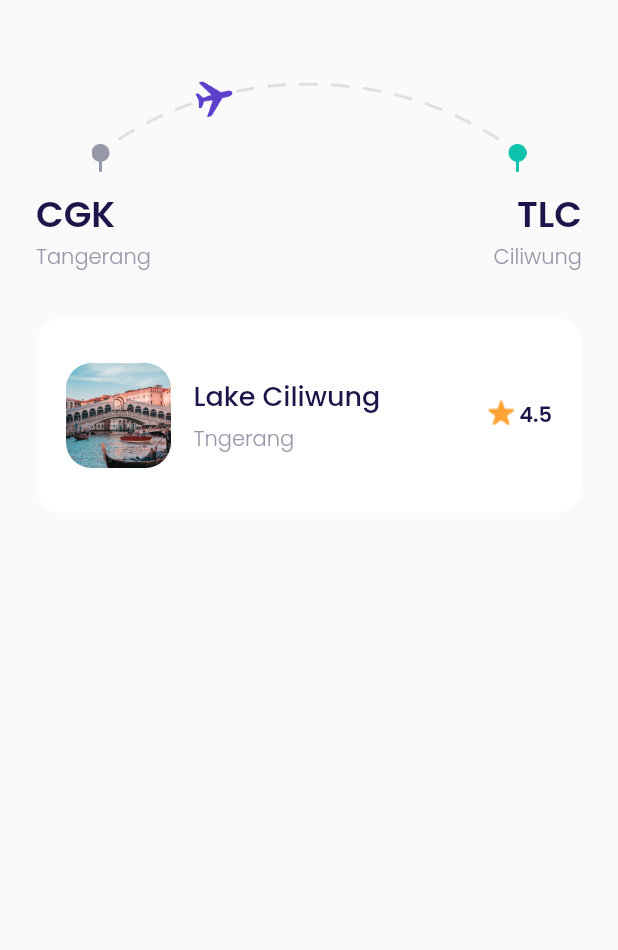
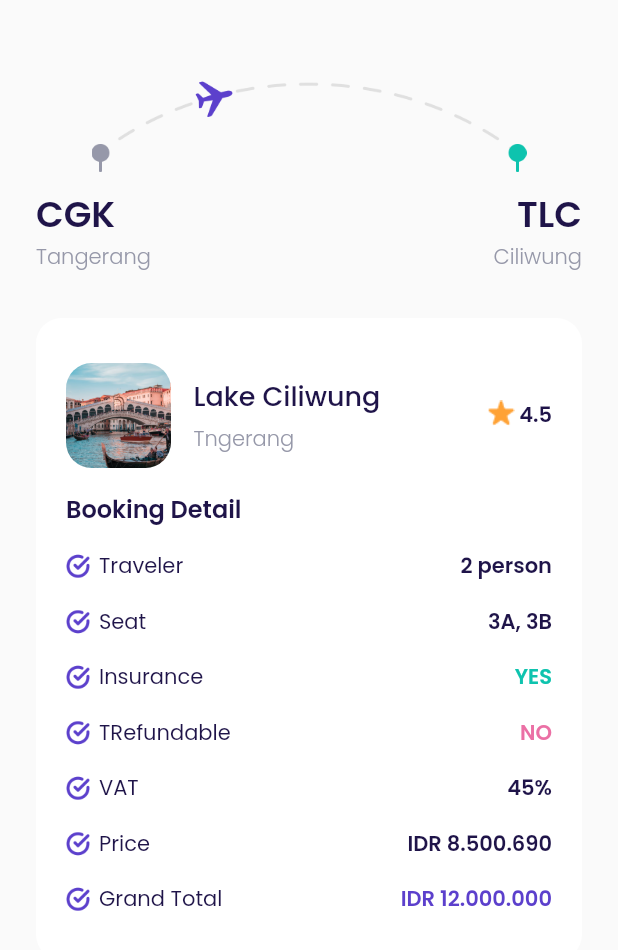
Before and after one commit to al-chakim/FlyPlane, a Flutter app: the CheckOut screen opened directly, on a phone screen of 412 x 824 dp. Shown: the top 950 px of the screen. Run offline on Flutter 3.47's test engine with Material 2 defaults, Android fonts, the phone set to English and light mode, and no system bars; our stand-ins replace google_fonts.

Commit message:
finish detail item booking

```diff
--- a/plane/lib/ui/pages/chekout_page.dart
+++ b/plane/lib/ui/pages/chekout_page.dart
@@ -1,5 +1,6 @@
 import 'package:flutter/material.dart';
 import 'package:plane/shared/theme.dart';
+import 'package:plane/ui/widgets/booking_detail.dart';
 
 class CheckOut extends StatelessWidget {
   const CheckOut({ Key? key }) : super(key: key);
@@ -80,10 +81,13 @@ class CheckOut extends StatelessWidget {
         color: putih,
         borderRadius: BorderRadius.circular(defaultRadius)
       ),
-      child:  Row(
+      child:  Column(
+        crossAxisAlignment: CrossAxisAlignment.start,
         children: [
 
           //NOTE: destination tile
+          Row(
+            children: [
               Container(
                 height: 70,
                 width: 70,
@@ -143,6 +147,57 @@ class CheckOut extends StatelessWidget {
               ),
             ],
           ),
+
+          // NOTE: detail booking
+          Container(
+            margin: EdgeInsets.only(top: 15),
+            child: Text(
+              'Booking Detail',
+              style: blackTextStyle.copyWith(
+                fontWeight: semibold,
+                fontSize: 16
+              ),
+            ),
+          ),
+
+          //NOTE: detail item
+          BookingDetail(
+            item: 'Traveler',
+            value: '2 person',
+            color: item
+          ),
+          BookingDetail(
+            item: 'Seat',
+            value: '3A, 3B',
+            color: item
+          ),
+          BookingDetail(
+            item: 'Insurance',
+            value: 'YES',
+            color: ijo
+          ),
+          BookingDetail(
+            item: 'TRefundable',
+            value: 'NO',
+            color: merah
+          ),
+          BookingDetail(
+            item: 'VAT',
+            value: '45%',
+            color: item
+          ),
+          BookingDetail(
+            item: 'Price',
+            value: 'IDR 8.500.690',
+            color: item
+          ),
+          BookingDetail(
+            item: 'Grand Total',
+            value: 'IDR 12.000.000',
+            color: ungu
+          ),
+        ],
+      ),
     );
   }
 
--- /dev/null
+++ b/plane/lib/ui/widgets/booking_detail.dart
@@ -0,0 +1,52 @@
+import 'package:flutter/material.dart';
+import '../../shared/theme.dart';
+
+class BookingDetail extends StatelessWidget {
+
+  final String item;
+  final String value;
+  final Color color;
+
+  const BookingDetail({ Key? key,
+
+  required this.item,
+  required this.value,
+  required this.color
+
+  }) : super(key: key);
+
+  @override
+  Widget build(BuildContext context) {
+    return Container(
+      margin: EdgeInsets.only(top: 16),
+      child: Row(
+        children: [
+          Container(
+            width: 16,
+            height: 16,
+            margin: EdgeInsets.only(right: 6),
+            decoration: BoxDecoration(
+              image: DecorationImage(
+                image: AssetImage(
+                  'assets/cek.png'
+                )
+              )
+            ),
+          ),
+          Text(
+            item,
+            style: blackTextStyle,
+          ),
+          Spacer(),
+          Text(
+            value,
+            style: blackTextStyle.copyWith(
+              fontWeight: semibold,
+              color: color
+            ),
+          ),
+        ],
+      ),
+    );
+  }
+}
```
Lines whose indentation alone changed are shown as unchanged.
